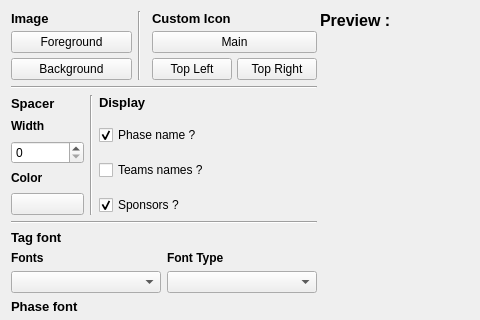
Qt form src/layout/TSHThumbnailSettings.ui (joaorb64/TournamentStreamHelper) before a commit; both pictures show x 0 to 480 and y 0 to 320 of the 854 by 478 pixel window.
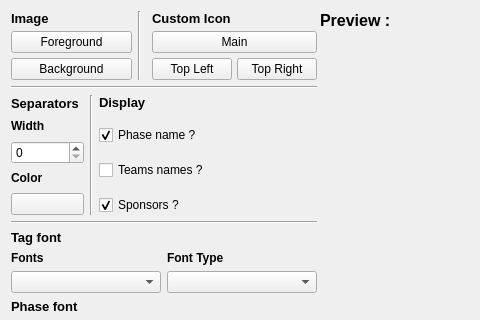
The same form after that commit. Icons and pictures are not drawn.

Commit message: spacer -> separator label

```diff
--- a/src/layout/TSHThumbnailSettings.ui
+++ b/src/layout/TSHThumbnailSettings.ui
@@ -151,7 +151,7 @@
         <item>
          <widget class="QLabel" name="label_12">
           <property name="text">
-           <string>&lt;html&gt;&lt;head/&gt;&lt;body&gt;&lt;p&gt;&lt;span style=&quot; font-size:10pt; font-weight:700;&quot;&gt;Spacer&lt;/span&gt;&lt;/p&gt;&lt;/body&gt;&lt;/html&gt;</string>
+           <string>&lt;html&gt;&lt;head/&gt;&lt;body&gt;&lt;p&gt;&lt;span style=&quot; font-size:10pt; font-weight:700;&quot;&gt;Separators&lt;/span&gt;&lt;/p&gt;&lt;/body&gt;&lt;/html&gt;</string>
           </property>
          </widget>
         </item>
```
